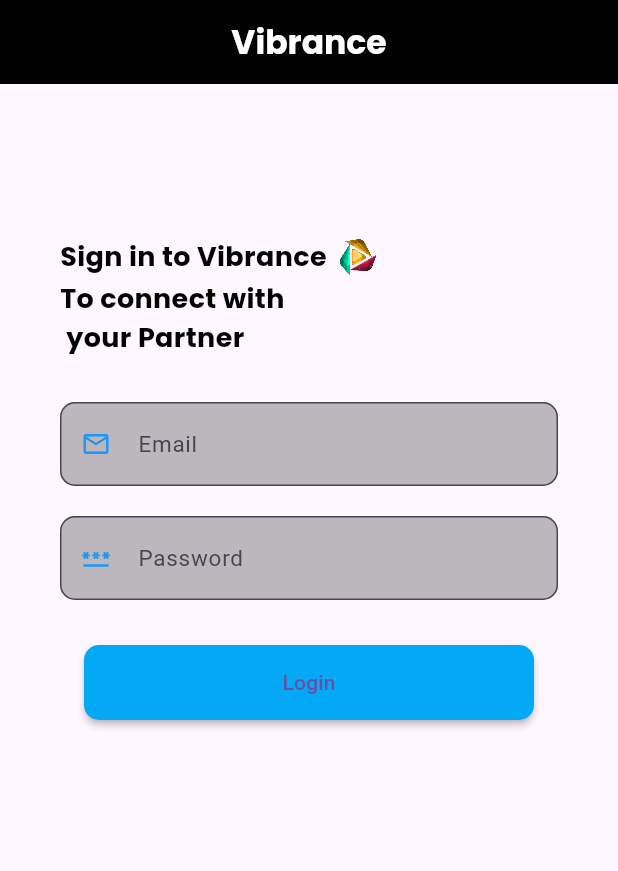
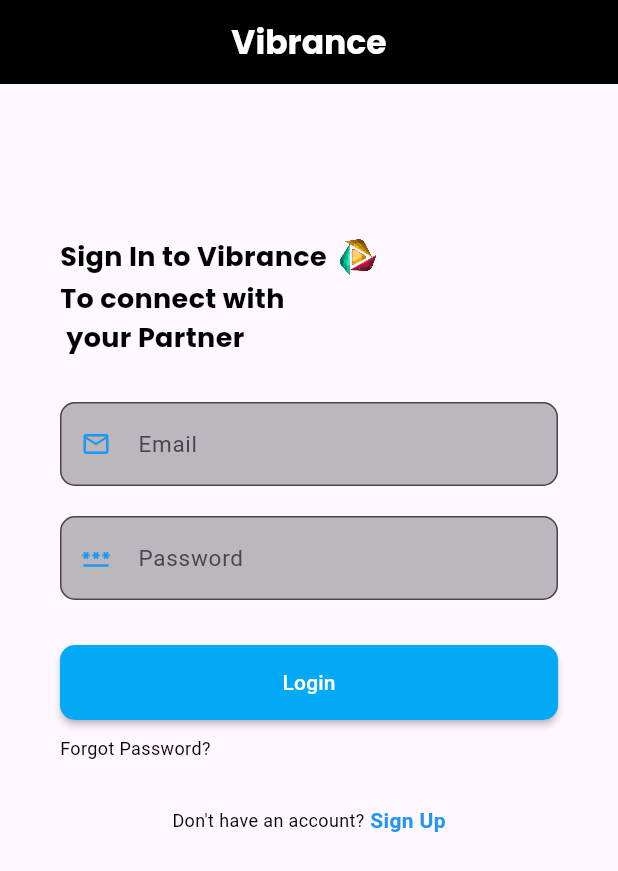
Before and after one commit to HaseebKhanGitHub/vibrance, a Flutter app: the screen it shows after launch, on a phone screen of 412 x 824 dp. Shown: the top 871 px of the screen. Run offline on Flutter 3.47's test engine with Material 3 defaults, Android fonts, the phone set to English and light mode, and no system bars; our stand-ins replace google_fonts, rounded_loading_button_plus.

Commit message:
Update loginScreen.dart

```diff
--- a/lib/Views/Auth/loginScreen.dart
+++ b/lib/Views/Auth/loginScreen.dart
@@ -2,6 +2,8 @@ import 'package:flutter/material.dart';
 import 'package:flutter/services.dart';
 import 'package:google_fonts/google_fonts.dart';
 import 'package:rounded_loading_button_plus/rounded_loading_button.dart';
+import 'package:vibrance/Views/Widgets/Auth/authHeading.dart';
+import 'package:vibrance/Views/Widgets/Auth/authTextField.dart';
 
 class login extends StatelessWidget {
   final RoundedLoadingButtonController _buttonController =
@@ -21,80 +23,33 @@ class login extends StatelessWidget {
         padding: const EdgeInsets.all(40.0),
         child: SingleChildScrollView(
           child: Column(
+            // mainAxisAlignment: MainAxisAlignment.center,
+            //crossAxisAlignment: CrossAxisAlignment.start,
             children: [
-              Column(
-                mainAxisAlignment: MainAxisAlignment.start,
-                crossAxisAlignment: CrossAxisAlignment.start,
-                children: [
-                  SizedBox(
-                    height: 60,
-                  ),
-                  Row(
-                    children: [
-                      Text('Sign in to Vibrance',
-                          style: GoogleFonts.poppins(
-                              fontSize: 18,
-                              fontWeight: FontWeight.bold,
-                              color: Colors.black)),
-                      Container(
-                        width: 40,
-                        height: 30,
-                        child: Image.asset('assets/images/symbol.png',
-                            filterQuality: FilterQuality.high),
-                      )
-                    ],
-                  ),
-                  Text('To connect with\n your Partner',
-                      style: GoogleFonts.poppins(
-                          fontSize: 18,
-                          fontWeight: FontWeight.bold,
-                          color: Colors.black)),
-                ],
+              new authHeading(
+                text1: 'Sign In to Vibrance',
+                text2: 'To connect with\n your Partner',
               ),
               SizedBox(
                 height: 30,
               ),
-              Container(
-                width: 400,
-                child: TextField(
+              authTextField(
                   keyboardType: TextInputType.emailAddress,
-                  textAlignVertical: TextAlignVertical.center,
-                  decoration: InputDecoration(
-                      fillColor: Colors.black26,
-                      filled: true,
-                      hintText: 'Email',
-                      border: OutlineInputBorder(
-                          borderRadius: BorderRadius.circular(10.0)),
-                      hintStyle: TextStyle(fontSize: 15),
-                      prefixIcon: Icon(
-                        Icons.email_outlined,
-                        size: 20,
-                      ),
-                      prefixIconColor: Colors.blue),
-                ),
-              ),
+                  HintText: 'Email',
+                  ObsecureText: false,
+                  icondata: Icons.email_outlined,
+                  iconsize: 20),
               SizedBox(
                 height: 20,
               ),
               Container(
                 width: 400,
-                child: TextField(
-                  keyboardType: TextInputType.emailAddress,
-                  textAlignVertical: TextAlignVertical.center,
-                  obscureText: true,
-                  decoration: InputDecoration(
-                      fillColor: Colors.black26,
-                      filled: true,
-                      hintText: 'Password',
-                      border: OutlineInputBorder(
-                          borderRadius: BorderRadius.circular(10.0)),
-                      hintStyle: TextStyle(fontSize: 15),
-                      prefixIcon: Icon(
-                        Icons.password,
-                        size: 20,
-                      ),
-                      prefixIconColor: Colors.blue),
-                ),
+                child: authTextField(
+                    keyboardType: TextInputType.text,
+                    HintText: 'Password',
+                    ObsecureText: true,
+                    icondata: Icons.password,
+                    iconsize: 20),
               ),
               SizedBox(
                 height: 30,
@@ -102,12 +57,45 @@ class login extends StatelessWidget {
               Container(
                 width: 500,
                 child: RoundedLoadingButton(
+                    width: 2000,
                     controller: _buttonController,
                     borderRadius: 10,
                     onPressed: () {
                       print('ok');
                     },
-                    child: Text('Login')),
+                    child: Text(
+                      'Login',
+                      style: TextStyle(color: Colors.white),
+                    )),
+              ),
+              SizedBox(
+                height: 10,
+              ),
+              Container(
+                alignment: Alignment.centerLeft,
+                child: Text(
+                  'Forgot Password?',
+                  style: TextStyle(color: Colors.black, fontSize: 12),
+                ),
+              ),
+              SizedBox(
+                height: 30,
+              ),
+              Row(
+                mainAxisAlignment: MainAxisAlignment.center,
+                children: [
+                  Text(
+                    "Don't have an account?",
+                    style: TextStyle(color: Colors.black, fontSize: 12),
+                  ),
+                  Text(
+                    " Sign Up",
+                    style: TextStyle(
+                        color: Colors.blue,
+                        fontWeight: FontWeight.bold,
+                        fontSize: 14),
+                  ),
+                ],
               )
             ],
           ),
```
